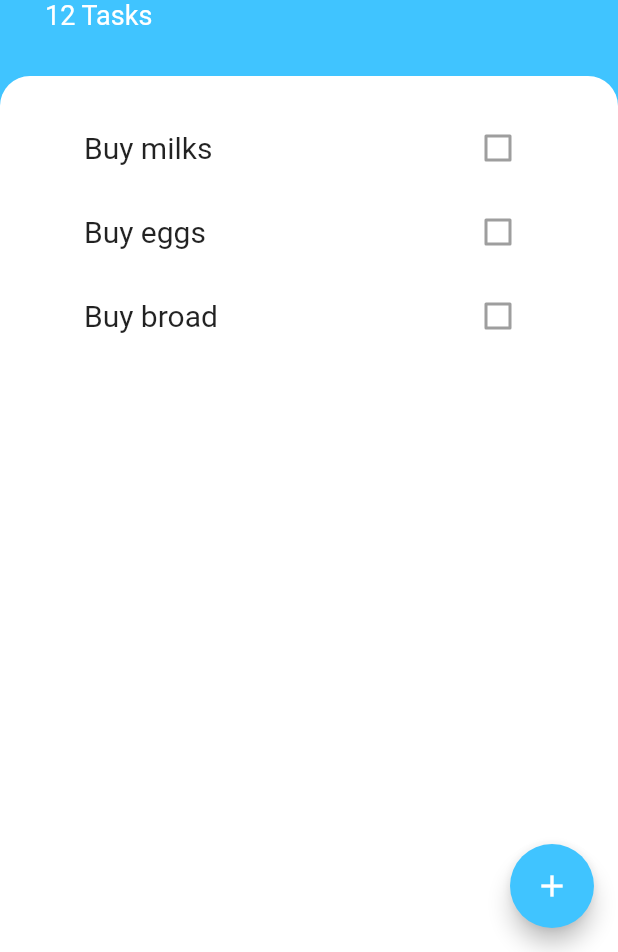
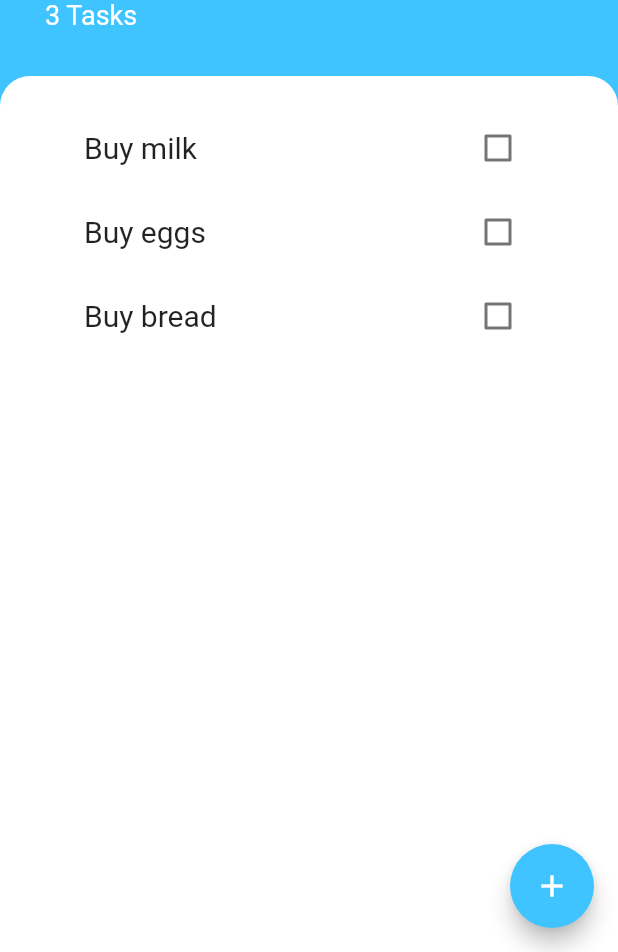
Before and after one commit to Origogi/Flutter-Todo-app, a Flutter app: the screen it shows after launch, on a phone screen of 412 x 824 dp, the part 284-1236 px from its top. Run offline on Flutter 3.47's test engine with Material 2 defaults, Android fonts, the phone set to English and light mode, and no system bars.

```diff
--- a/lib/components/add_task_screen.dart
+++ b/lib/components/add_task_screen.dart
@@ -1,6 +1,11 @@
 import 'package:flutter/material.dart';
+import 'package:flutter_todo/model/task.dart';
+import 'package:flutter_todo/model/task_data.dart';
+import 'package:provider/provider.dart';
 
 class AddTaskScreen extends StatelessWidget {
+
+  String newTaskTitle;
   @override
   Widget build(BuildContext context) {
     return Container(
@@ -23,12 +28,18 @@ class AddTaskScreen extends StatelessWidget {
             TextField(
               autofocus: true,
               textAlign: TextAlign.center,
+              onChanged: (newValue) {
+                newTaskTitle = newValue;
+              },
             ),
             FlatButton(
               child: Text('Add',),
               color: Colors.lightBlueAccent,
               textColor: Colors.white,
               onPressed: () {
+                final task = Task(name : newTaskTitle);
+                Provider.of<TaskData>(context).add(task);
+                Navigator.of(context).pop();
 
               },
             ),
--- a/lib/components/task_list.dart
+++ b/lib/components/task_list.dart
@@ -1,32 +1,30 @@
-
 import 'package:flutter/material.dart';
 import 'package:flutter_todo/components/task_tile.dart';
+import 'package:flutter_todo/model/task_data.dart';
+import 'package:provider/provider.dart';
 
 class TaskList extends StatelessWidget {
-
   @override
   Widget build(BuildContext context) {
-    return Container(
-      padding: EdgeInsets.symmetric(horizontal: 40, vertical: 20),
-      child: ListView(
-        children: <Widget>[
-          TaskTile(
-            text: 'Buy milks',
-          ),
-          TaskTile(
-            text: 'Buy eggs',
-          ),
-          TaskTile(
-            text: 'Buy broad',
-          ),
-
-        ],
-      ),
-      decoration: BoxDecoration(
-          color: Colors.white,
-          borderRadius: BorderRadius.only(
-              topLeft: Radius.circular(20.0),
-              topRight: Radius.circular(20.0))),
+    return Consumer<TaskData>(
+      builder: (context, taskData, child) {
+        return ListView.builder(
+          itemBuilder: (context, index) {
+            final task = taskData.tasks[index];
+            return TaskTile(
+                taskTitle: task.name,
+                isChecked: task.isDone,
+                checkboxCallback: (checkboxState) {
+                  print("hello");
+                  taskData.updateTask(task);
+                },
+                longPressCallback: () {
+                  taskData.deleteTask(task);
+                },);
+          },
+          itemCount: taskData.taskCount,
+        );
+      },
     );
   }
 }
--- a/lib/components/task_tile.dart
+++ b/lib/components/task_tile.dart
@@ -1,16 +1,43 @@
 import 'package:flutter/material.dart';
 
 class TaskTile extends StatelessWidget {
-  final String text;
 
-  TaskTile({this.text});
+  final bool isChecked;
+  final String taskTitle;
+  final Function checkboxCallback;
+  final Function longPressCallback;
+
+  TaskTile({this.isChecked, this.taskTitle, this.checkboxCallback, this.longPressCallback});
 
   @override
   Widget build(BuildContext context) {
     return ListTile(
-      title: Text(text,
-          style: TextStyle(fontWeight: FontWeight.w400, fontSize: 20)),
-      trailing: Checkbox(value: false, onChanged: null),
+      onLongPress: longPressCallback,
+      title: Text(taskTitle,
+          style: TextStyle(
+              fontWeight: FontWeight.w400,
+              fontSize: 20,
+              decoration: isChecked
+                  ? TextDecoration.lineThrough
+                  : TextDecoration.none)),
+      trailing: TaskCheckbox(
+        checkBoxState: isChecked,
+        onChanged: checkboxCallback,
+      ),
     );
   }
 }
+
+class TaskCheckbox extends StatelessWidget {
+  final bool checkBoxState;
+  final Function onChanged;
+
+  TaskCheckbox({this.checkBoxState, this.onChanged});
+
+  Widget build(BuildContext context) {
+    return Checkbox(
+        activeColor: Colors.lightBlueAccent,
+        value: checkBoxState,
+        onChanged: onChanged);
+  }
+}
--- a/lib/main.dart
+++ b/lib/main.dart
@@ -1,13 +1,19 @@
 import 'package:flutter/material.dart';
+import 'package:flutter_todo/model/task_data.dart';
 import 'package:flutter_todo/screens/tasks_screen.dart';
+import 'package:provider/provider.dart';
+
 
 void main() => runApp(MyApp());
 
 class MyApp extends StatelessWidget {
   @override
   Widget build(BuildContext context) {
-    return MaterialApp(
-      home: TasksScreen() ,
+    return ChangeNotifierProvider(
+      create: (_) => TaskData(),
+      child: MaterialApp(
+        home: TasksScreen(),
+      ),
     );
   }
 }
--- /dev/null
+++ b/lib/model/task.dart
@@ -0,0 +1,10 @@
+class Task {
+  final String name;
+  bool isDone;
+
+  Task({this.name, this.isDone = false});
+
+  void toggleDone() {
+    isDone = !isDone;
+  }
+}
--- /dev/null
+++ b/lib/model/task_data.dart
@@ -0,0 +1,35 @@
+import 'dart:collection';
+
+import 'package:flutter/foundation.dart';
+import 'package:flutter_todo/model/task.dart';
+
+class TaskData extends ChangeNotifier {
+
+  List<Task> _tasks = [
+    Task(name: 'Buy milk'),
+    Task(name: 'Buy eggs'),
+    Task(name: 'Buy bread'),
+  ];
+
+  UnmodifiableListView<Task> get tasks => UnmodifiableListView(_tasks);
+
+  int get taskCount {
+    return _tasks.length;
+  }
+
+  void add(Task task) {
+    _tasks.add(task);
+    notifyListeners();
+  }
+
+  void updateTask(Task task) {
+    task.toggleDone();
+    notifyListeners();
+  }
+
+  void deleteTask(task) {
+    _tasks.remove(task);
+    notifyListeners();
+  }
+
+}
--- a/lib/screens/tasks_screen.dart
+++ b/lib/screens/tasks_screen.dart
@@ -1,14 +1,11 @@
 import 'package:flutter/material.dart';
 import 'package:flutter_todo/components/add_task_screen.dart';
 import 'package:flutter_todo/components/task_list.dart';
-import 'package:flutter_todo/components/task_tile.dart';
+import 'package:flutter_todo/model/task_data.dart';
+import 'package:provider/provider.dart';
 
-class TasksScreen extends StatefulWidget {
-  @override
-  _TasksScreenState createState() => _TasksScreenState();
-}
+class TasksScreen extends StatelessWidget {
 
-class _TasksScreenState extends State<TasksScreen> {
   Widget buildBottonSheet(BuildContext context) {
     return Container(
       child: Center(
@@ -63,13 +60,20 @@ class _TasksScreenState extends State<TasksScreen> {
                       fontSize: 50,
                       fontWeight: FontWeight.w700),
                 ),
-                Text('12 Tasks',
+                Text('${Provider.of<TaskData>(context).taskCount} Tasks',
                     style: TextStyle(color: Colors.white, fontSize: 18)),
               ],
             ),
           ),
           Expanded(
-            child: TaskList(),
+            child: Container(
+                decoration: BoxDecoration(
+                    color: Colors.white,
+                    borderRadius: BorderRadius.only(
+                        topLeft: Radius.circular(20.0),
+                        topRight: Radius.circular(20.0))),
+                padding: EdgeInsets.symmetric(horizontal: 40, vertical: 20),
+                child: TaskList()),
           )
         ],
       ),
```
Also changed, not shown: pubspec.yaml (+2 -13 lines), pubspec.lock, 5 other files.
